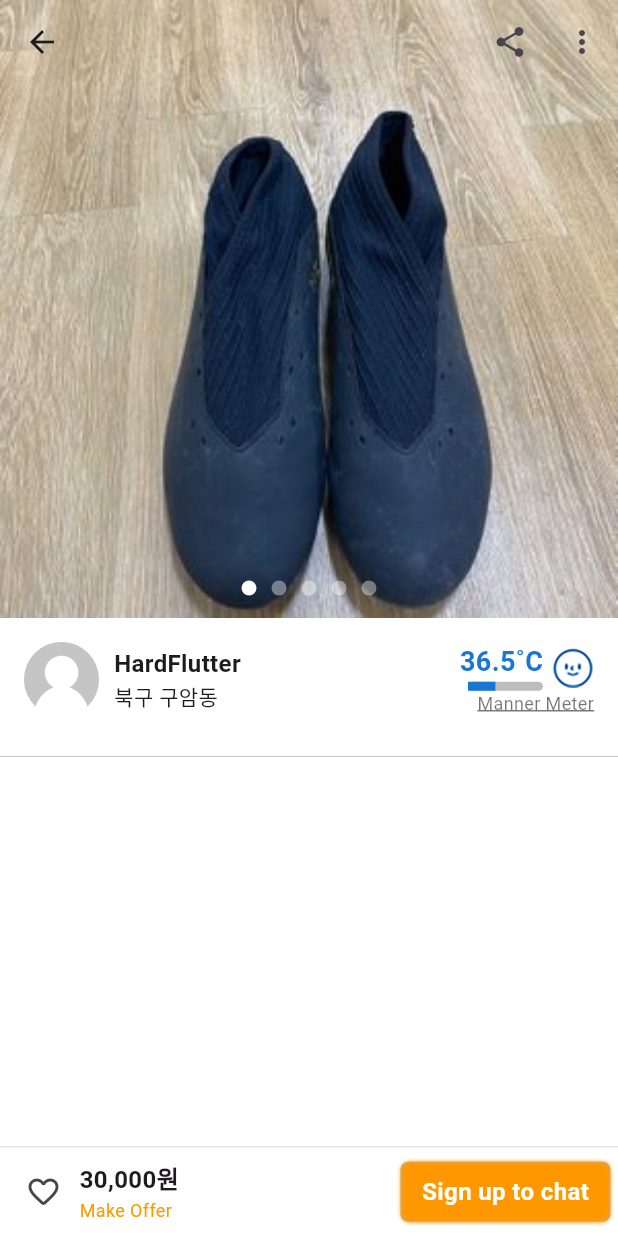
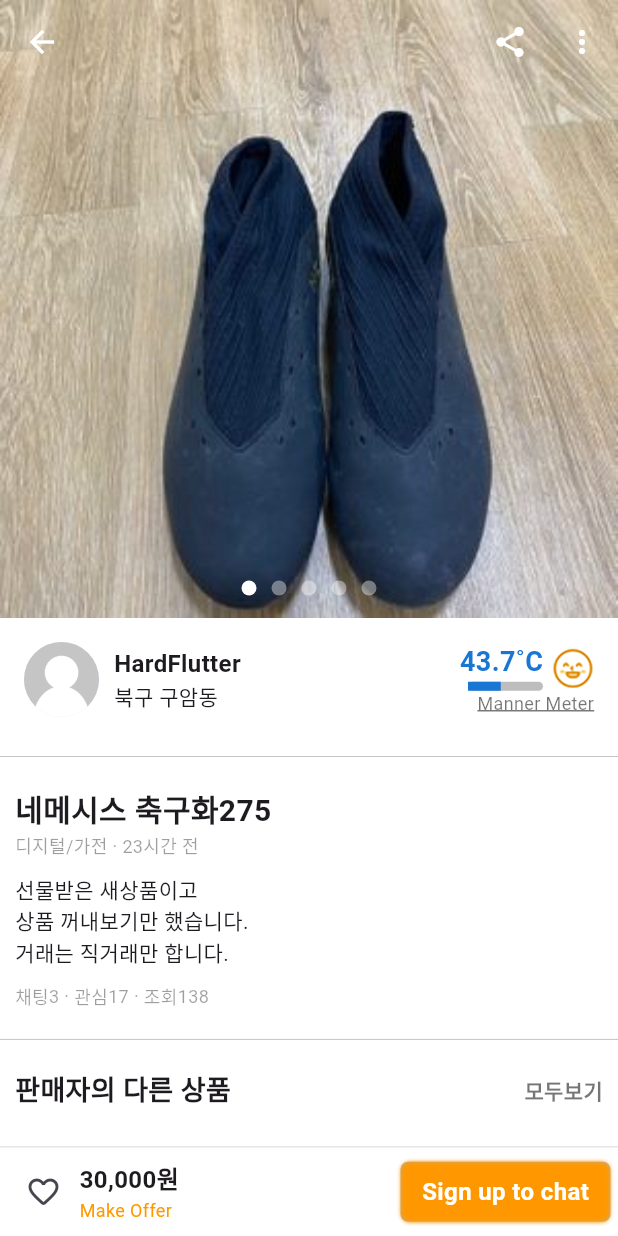
Before and after one commit to hwangInseob/clone_carrot, a Flutter app: the screen it shows after launch, after a tap on "네메시스 축구화275", on a phone screen of 412 x 824 dp. Run offline on Flutter 3.47's test engine with Material 3 defaults, Android fonts, the phone set to English and light mode, and no system bars; drawn by our look-alikes of carousel_slider; our stand-ins replace dio, flutter_svg, get.

Commit message:
판매 상세 내용 및 판매자의 다른 상품 구현

```diff
--- a/clone_carrot/lib/screen/detail_page.dart
+++ b/clone_carrot/lib/screen/detail_page.dart
@@ -17,6 +17,10 @@ class DetailPage extends GetView<DetailPageController> {
   // TODO: implement controller
   DetailPageController get controller => Get.put(DetailPageController());
 
+  _getTextStyle1() {
+    return TextStyle(fontSize: 12, color: Colors.black38);
+  }
+
   _onClickShare() {
     debugPrint("##################################");
     MyDio().test();
@@ -31,6 +35,9 @@ class DetailPage extends GetView<DetailPageController> {
 
   _getAppBar() {
     return AppBar(
+      iconTheme: IconThemeData(
+        color: Colors.white,
+      ),
       backgroundColor: Colors.transparent,
       elevation: 0,
       scrolledUnderElevation: 0,
@@ -154,7 +161,7 @@ class DetailPage extends GetView<DetailPageController> {
                 mainAxisAlignment: MainAxisAlignment.end,
                 children: [
                   MannerTemperature(
-                    mannerTemp: 36.5,
+                    mannerTemp: 43.7,
                   ),
                 ],
               ),
@@ -174,12 +181,113 @@ class DetailPage extends GetView<DetailPageController> {
     );
   }
 
+  _getContentsDetail() {
+    return Container(
+      padding: EdgeInsets.all(10),
+      child: Column(
+        mainAxisAlignment: MainAxisAlignment.start,
+        crossAxisAlignment: CrossAxisAlignment.stretch,
+        children: [
+          Text(
+            controller.item.value.title,
+            style: TextStyle(fontSize: 20, fontWeight: FontWeight.w700),
+          ),
+          Text(
+            '디지털/가전 · 23시간 전',
+            style: _getTextStyle1(),
+          ),
+          SizedBox(
+            height: 10,
+          ),
+          Text('선물받은 새상품이고\n상품 꺼내보기만 했습니다.\n거래는 직거래만 합니다.'),
+          SizedBox(
+            height: 10,
+          ),
+          Row(
+            children: [
+              Row(
+                children: [
+                  Text('채팅', style: _getTextStyle1()),
+                  Text('3', style: _getTextStyle1()),
+                  Text(' · ', style: _getTextStyle1()),
+                  Text('관심', style: _getTextStyle1()),
+                  Text('17', style: _getTextStyle1()),
+                  Text(' · ', style: _getTextStyle1()),
+                  Text('조회', style: _getTextStyle1()),
+                  Text('138', style: _getTextStyle1()),
+                ],
+              ),
+            ],
+          ),
+        ],
+      ),
+    );
+  }
+
+  _getOtherSellGrid() {
+    return SliverPadding(
+      padding: EdgeInsets.all(10),
+      sliver: SliverGrid(
+        gridDelegate: SliverGridDelegateWithFixedCrossAxisCount(
+            crossAxisCount: 2,
+            crossAxisSpacing: 10,
+            mainAxisSpacing: 10,
+            childAspectRatio: 1),
+        delegate: SliverChildBuilderDelegate(
+          childCount: 15,
+          (context, index) => Container(
+            child: Column(
+              crossAxisAlignment: CrossAxisAlignment.stretch,
+              children: [
+                Expanded(
+                  child: Padding(
+                    padding: EdgeInsets.fromLTRB(0, 10, 0, 10),
+                    child: ClipRRect(
+                      borderRadius: BorderRadius.circular(10),
+                      child: Image.asset(
+                        controller.item.value.image,
+                        fit: BoxFit.cover,
+                      ),
+                    ),
+                  ),
+                ),
+                Text(
+                  controller.item.value.title,
+                  style: TextStyle(
+                    fontSize: 14,
+                    fontWeight: FontWeight.w400,
+                  ),
+                ),
+                Text(
+                  controller.item.value.price.formatPrice() + '원',
+                  style: TextStyle(
+                    fontSize: 14,
+                    fontWeight: FontWeight.w700,
+                  ),
+                ),
+              ],
+            ),
+          ),
+        ),
+      ),
+    );
+  }
+
   _getBody(context) {
-    return Column(
-      children: [
-        _getSlideImageWidget(context),
-        _getSellerInfo(),
-        _getDivideLine(),
+    return CustomScrollView(
+      slivers: [
+        SliverList(
+          delegate: SliverChildListDelegate(
+            [
+              _getSlideImageWidget(context),
+              _getSellerInfo(),
+              _getDivideLine(),
+              _getContentsDetail(),
+              _getDivideLine(),
+              _getOtherSellContents(),
+            ],
+          ),
+        ),
       ],
     );
   }
@@ -275,6 +383,41 @@ class DetailPage extends GetView<DetailPageController> {
     );
   }
 
+  _getOtherSellContents() {
+    return Column(
+      children: [
+        Padding(
+          padding: EdgeInsets.all(10),
+          child: Column(
+            mainAxisAlignment: MainAxisAlignment.center,
+            children: [
+              Row(
+                mainAxisAlignment: MainAxisAlignment.spaceBetween,
+                crossAxisAlignment: CrossAxisAlignment.center,
+                children: [
+                  Text(
+                    '판매자의 다른 상품',
+                    style: TextStyle(
+                      fontWeight: FontWeight.w700,
+                      fontSize: 18,
+                    ),
+                  ),
+                  Text(
+                    '모두보기',
+                    style: TextStyle(
+                        fontWeight: FontWeight.w700,
+                        fontSize: 14,
+                        color: Colors.black54),
+                  ),
+                ],
+              ),
+            ],
+          ),
+        ),
+      ],
+    );
+  }
+
   @override
   Widget build(BuildContext context) {
     return SafeArea(
```
